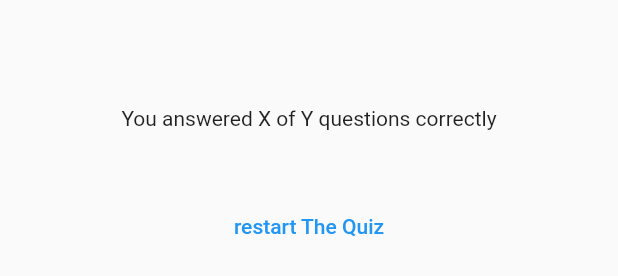
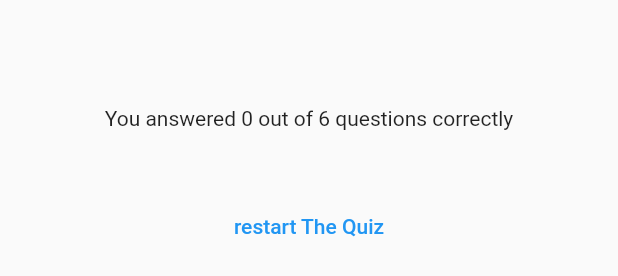
Before and after one commit to Jean-Lionel/quiz-exercice-flutter, a Flutter app: the ResultScreen widget shown alone on an empty page, opened directly with empty values, on a phone screen of 412 x 824 dp. Shown: the part 434-710 px from the top of the screen. Run offline on Flutter 3.47's test engine with Material 2 defaults, Android fonts, the phone set to English and light mode, and no system bars; our stand-ins replace google_fonts.

Commit message:
total screen

```diff
--- a/lib/question_summary.dart
+++ b/lib/question_summary.dart
@@ -15,7 +15,8 @@ class QuestionSummary extends StatelessWidget {
                 Text(
                   ((e['question_index'] as int) + 1).toString(),
                 ),
-                Column(
+                Expanded(
+                  child: Column(
                     children: [
                       Text(e['question'] as String),
                       const SizedBox(
@@ -24,6 +25,7 @@ class QuestionSummary extends StatelessWidget {
                       Text(e['user_answer'] as String),
                       Text(e['question_answer'] as String),
                     ],
+                  ),
                 )
               ],
             ),
--- a/lib/quiz.dart
+++ b/lib/quiz.dart
@@ -29,10 +29,9 @@ class _QuizState extends State<Quiz> {
   }
 
   void chooseAnswer(String answer) {
-    print(selectAnswer);
+    selectAnswer.add(answer);
     if (selectAnswer.length == questions.length) {
       setState(() {
-        //
         activeScreen = 'results-screen';
       });
     }
--- a/lib/result_screen.dart
+++ b/lib/result_screen.dart
@@ -25,6 +25,10 @@ class ResultScreen extends StatelessWidget {
 
   @override
   Widget build(BuildContext context) {
+    final int totalQuestion = questions.length;
+    final int correctAnswer = summaryData
+        .where((x) => x['question_answer'] == x['user_answer'])
+        .length;
     return SizedBox(
       width: double.infinity,
       child: Container(
@@ -32,7 +36,8 @@ class ResultScreen extends StatelessWidget {
         child: Column(
           mainAxisAlignment: MainAxisAlignment.center,
           children: [
-            const Text('You answered X of Y questions correctly'),
+            Text(
+                'You answered $correctAnswer out of $totalQuestion questions correctly'),
             const SizedBox(
               height: 20,
             ),
```
Lines whose indentation alone changed are shown as unchanged.
